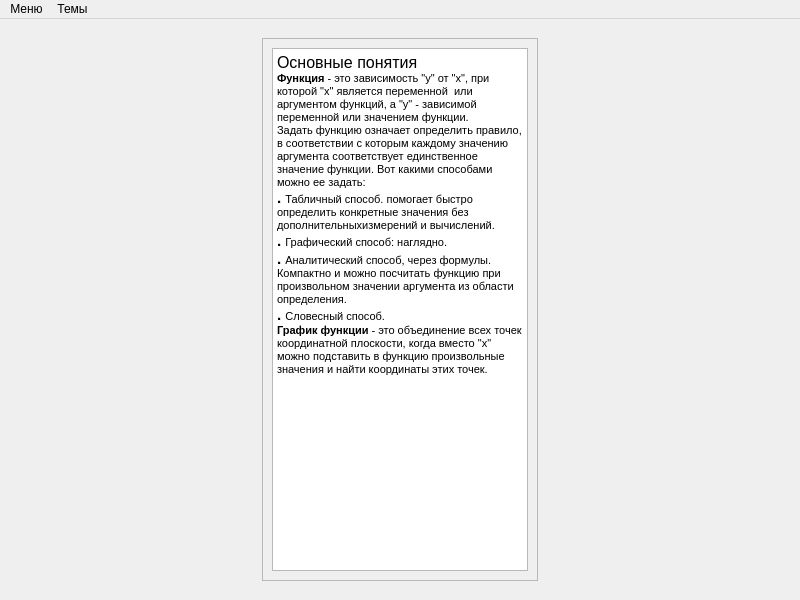
Above: Data/Ui_files/Theory.ui from Dianats34559/Double-E before the change. Below: the same form after it.
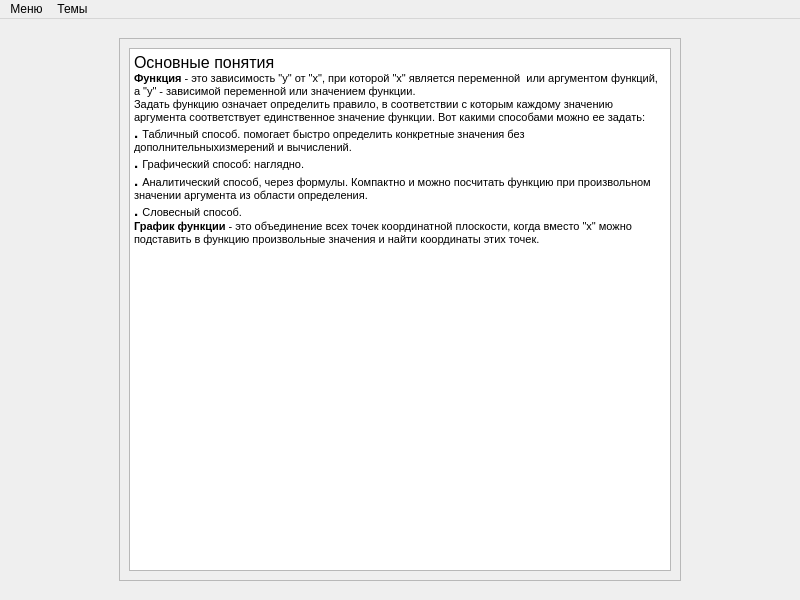
That is the form after the change.

Diff of the .ui file:
```diff
--- a/Data/Ui_files/Theory.ui
+++ b/Data/Ui_files/Theory.ui
@@ -20,9 +20,12 @@
       <property name="orientation">
        <enum>Qt::Horizontal</enum>
       </property>
+      <property name="sizeType">
+       <enum>QSizePolicy::Fixed</enum>
+      </property>
       <property name="sizeHint" stdset="0">
        <size>
-        <width>40</width>
+        <width>100</width>
         <height>20</height>
        </size>
       </property>
@@ -55,7 +58,7 @@
           <rect>
            <x>0</x>
            <y>0</y>
-           <width>278</width>
+           <width>542</width>
            <height>530</height>
           </rect>
          </property>
@@ -90,9 +93,12 @@
       <property name="orientation">
        <enum>Qt::Horizontal</enum>
       </property>
+      <property name="sizeType">
+       <enum>QSizePolicy::Fixed</enum>
+      </property>
       <property name="sizeHint" stdset="0">
        <size>
-        <width>40</width>
+        <width>100</width>
         <height>20</height>
        </size>
       </property>
```
Left out of the diff: 24 changed lines with no effect on the pictures.
